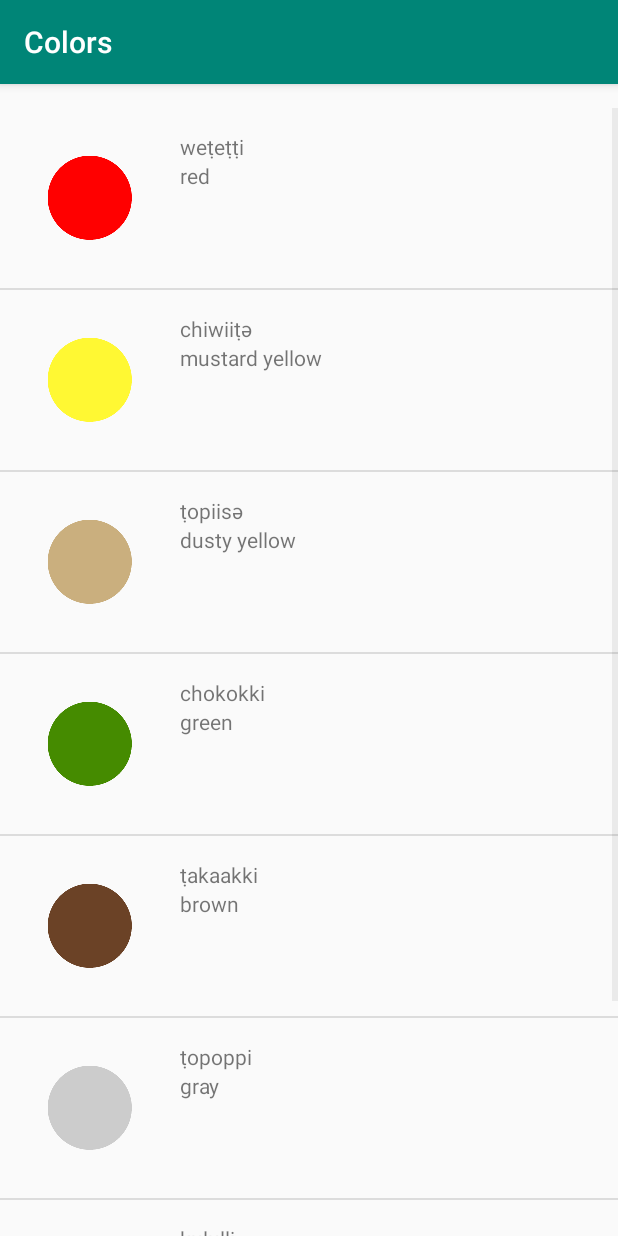
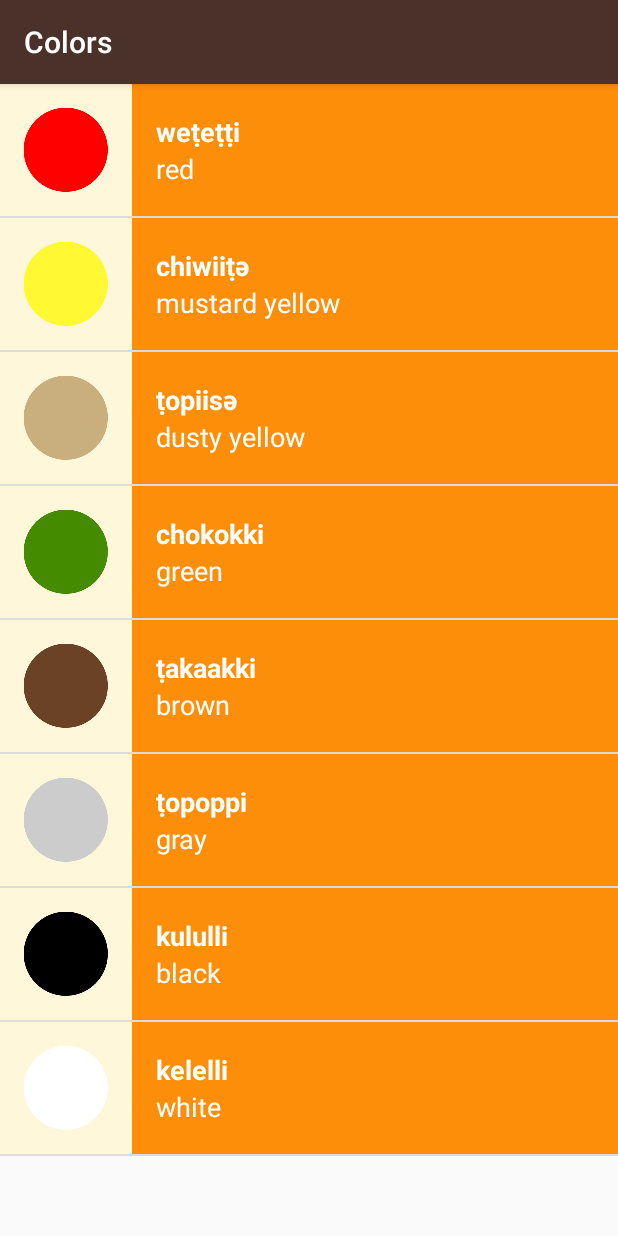
Before and after one commit to FadyFawzyOfficial/Miwok, an Android app: the ColorsActivity screen opened directly, with no data from a screen before it, on a phone screen of 412 x 824 dp. Run offline under Robolectric (Android 15) with nearby library versions, the light colour scheme and no system bars.

Commit message:
1.22 Visual polish for vish for vocabulary word lists

```diff
--- a/app/src/main/res/layout/list_item.xml
+++ b/app/src/main/res/layout/list_item.xml
@@ -6,30 +6,41 @@
 	xmlns:tools = "http://schemas.android.com/tools"
 	android:layout_width = "match_parent"
 	android:layout_height = "wrap_content"
-	android:padding = "16dp">
+	android:background = "@color/tan_background"
+	android:minHeight = "@dimen/list_item_height">
 
 	<ImageView
 		android:id = "@+id/image"
-		android:layout_width = "wrap_content"
-		android:layout_height = "wrap_content"
-		android:src = "@mipmap/ic_launcher" />
+		android:layout_width = "@dimen/list_item_height"
+		android:layout_height = "@dimen/list_item_height" />
 
 	<LinearLayout
 		android:id = "@+id/text_container"
 		android:layout_width = "match_parent"
 		android:layout_height = "match_parent"
+		android:background = "@color/category_numbers"
 		android:orientation = "vertical"
 		android:paddingLeft = "16dp">
 
 		<TextView
 			android:id = "@+id/miwok_translation_text_view"
 			android:layout_width = "match_parent"
-			android:layout_height = "wrap_content"
+			android:layout_height = "0dp"
+			android:layout_weight = "1"
+			android:gravity = "bottom"
+			android:textAppearance = "?android:textAppearanceMedium"
+			android:textColor = "@android:color/white"
+			android:textStyle = "bold"
 			tools:text = "lutti" />
+
 		<TextView
 			android:id = "@+id/default_translation_text_view"
 			android:layout_width = "match_parent"
-			android:layout_height = "wrap_content"
+			android:layout_height = "0dp"
+			android:layout_weight = "1"
+			android:gravity = "top"
+			android:textAppearance = "?android:textAppearanceMedium"
+			android:textColor = "@android:color/white"
 			tools:text = "one" />
 
 	</LinearLayout>
--- a/app/src/main/res/layout/word_list.xml
+++ b/app/src/main/res/layout/word_list.xml
@@ -1,9 +1,7 @@
 <?xml version="1.0" encoding="utf-8"?>
 <ListView
 	xmlns:android = "http://schemas.android.com/apk/res/android"
-	xmlns:app = "http://schemas.android.com/apk/res-auto"
-	xmlns:tools = "http://schemas.android.com/tools"
 	android:id = "@+id/list_view"
 	android:layout_width = "match_parent"
 	android:layout_height = "match_parent"
-	android:paddingTop = "@dimen/activity_vertical_margin" />
+	android:orientation = "vertical" />
--- a/app/src/main/res/values/colors.xml
+++ b/app/src/main/res/values/colors.xml
@@ -1,10 +1,10 @@
 <?xml version="1.0" encoding="utf-8"?>
 <resources>
 	<!-- Primary color of the app (shown in the app bar) -->
-	<color name = "colorPrimary">#008577</color>
+	<color name = "colorPrimary">#4A312A</color>
 
 	<!-- Primary dark color of the app (shown in the status bar) -->
-	<color name = "colorPrimaryDark">#00574B</color>
+	<color name = "colorPrimaryDark">#2F1D1A</color>
 
     <color name = "colorAccent">#D81B60</color>
 
--- a/app/src/main/res/values/dimens.xml
+++ b/app/src/main/res/values/dimens.xml
@@ -3,8 +3,4 @@
 	<!-- Height of each list item -->
 	<dimen name = "list_item_height">88dp</dimen>
 
-	<!-- Default screen margins, per the Android Design guidelines. -->
-	<dimen name = "activity_horizontal_margin">16dp</dimen>
-	<dimen name = "activity_vertical_margin">16dp</dimen>
-
 </resources>
```
Also changed, not shown: 1 other file.
